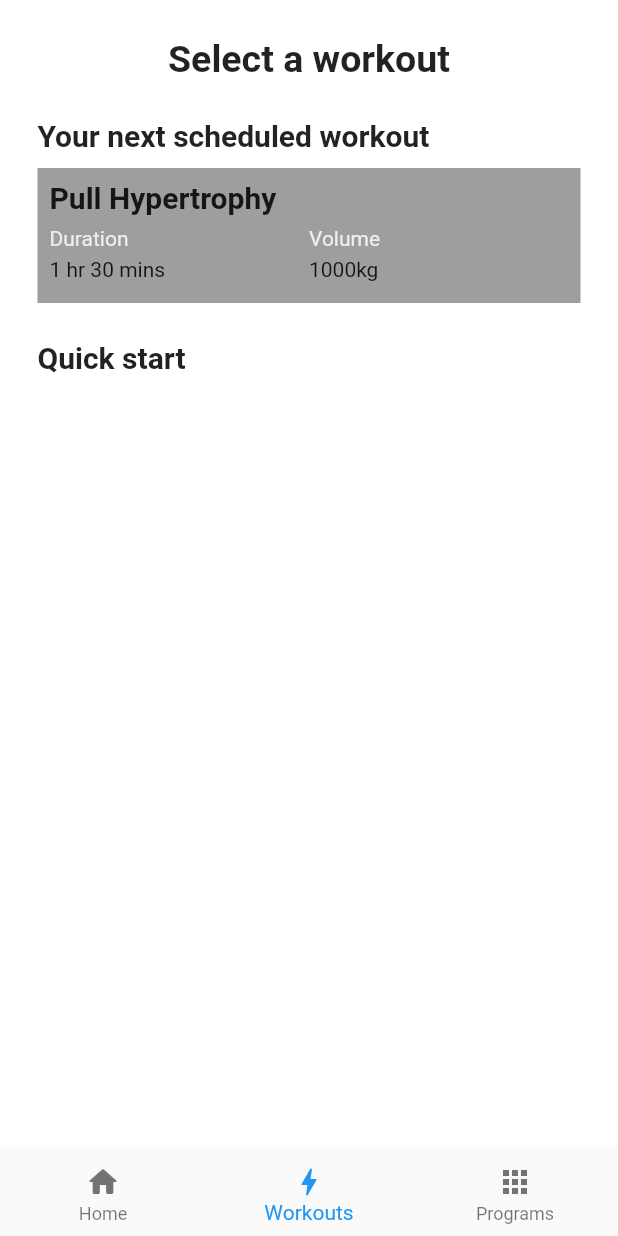
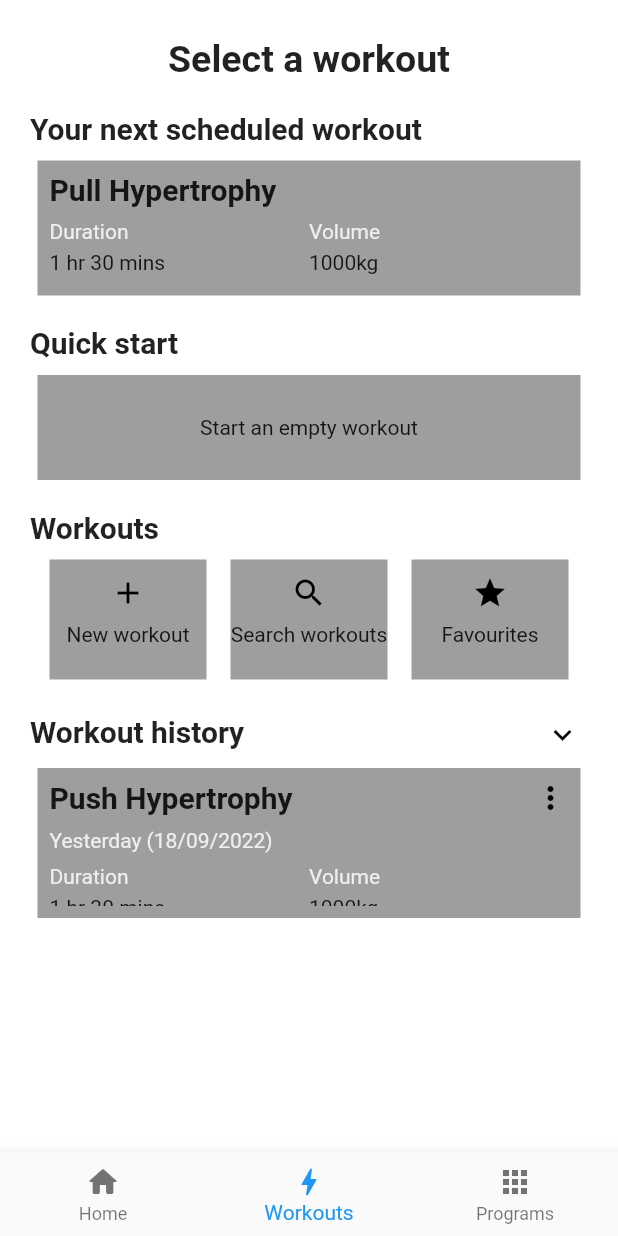
Before and after one commit to TomTomDam/workout-log, a Flutter app: the screen it shows after launch, item 2 of the bottom bar chosen, on a phone screen of 412 x 824 dp. Run offline on Flutter 3.47's test engine with Material 2 defaults, Android fonts, the phone set to English and light mode, and no system bars.

Commit message:
Added more sections to Select a workout page

```diff
--- a/lib/screens/Dashboard.dart
+++ b/lib/screens/Dashboard.dart
@@ -1,6 +1,6 @@
 import 'package:flutter/material.dart';
 import './settings/settings.dart';
-import '../header.dart';
+import '../widgets/header.dart';
 import 'onboarding_page1.dart';
 import 'onboarding_page2.dart';
 import 'onboarding_page3.dart';
--- a/lib/main.dart
+++ b/lib/screens/main.dart
@@ -1,6 +1,6 @@
 import 'package:flutter/material.dart';
 import 'package:workout_log/screens/dashboard.dart';
-import 'nav_bar.dart';
+import '../widgets/nav_bar.dart';
 
 void main() {
   runApp(const MyApp());
--- a/lib/screens/onboarding_page3.dart
+++ b/lib/screens/onboarding_page3.dart
@@ -1,7 +1,6 @@
 import 'package:flutter/material.dart';
-import 'package:workout_log/main.dart';
-
-import '../filter_list.dart';
+import 'package:workout_log/screens/main.dart';
+import '../widgets/filter_list.dart';
 
 class OnboardingPage3 extends StatefulWidget {
   const OnboardingPage3({Key? key}) : super(key: key);
--- a/lib/screens/select_workout.dart
+++ b/lib/screens/select_workout.dart
@@ -1,7 +1,8 @@
 import 'package:flutter/material.dart';
-import '../sub_header.dart';
-import '../header.dart';
-import '../nav_bar.dart';
+import 'package:flutter/rendering.dart';
+import '../widgets/sub_header.dart';
+import '../widgets/header.dart';
+import '../widgets/nav_bar.dart';
 
 class SelectWorkout extends StatefulWidget {
   const SelectWorkout({Key? key}) : super(key: key);
@@ -70,7 +71,134 @@ class _SelectWorkoutState extends State<SelectWorkout> {
                   )),
             ),
             const SubHeader(title: "Quick start"),
+            Padding(
+              padding: containerPadding,
+              child: Container(
+                width: width - padding,
+                height: 70,
+                padding: const EdgeInsets.all(8.0),
+                decoration: const BoxDecoration(
+                  color: Colors.grey,
+                ),
+                child: const Align(
+                    alignment: Alignment.center,
+                    child: Text("Start an empty workout")),
+              ),
+            ),
+            const SubHeader(title: "Workouts"),
+            Padding(
+              padding:
+                  const EdgeInsets.only(top: 10, left: padding, right: padding),
+              child: Row(children: const [
+                GridButton(text: "New workout", icon: Icons.add),
+                GridButton(text: "Search workouts", icon: Icons.search),
+                GridButton(text: "Favourites", icon: Icons.star),
+              ]),
+            ),
+            Row(
+              mainAxisAlignment: MainAxisAlignment.spaceBetween,
+              children: const [
+                SubHeader(title: "Workout history"),
+                Padding(
+                  padding: EdgeInsets.only(
+                      top: padding, left: padding, right: padding),
+                  child: Icon(Icons.keyboard_arrow_down, color: Colors.black),
+                )
+              ],
+            ),
+            Padding(
+              padding: containerPadding,
+              child: Container(
+                width: width - padding,
+                height: 100,
+                padding: const EdgeInsets.all(8.0),
+                decoration: const BoxDecoration(
+                  color: Colors.grey,
+                ),
+                child: Column(
+                    mainAxisAlignment: MainAxisAlignment.start,
+                    crossAxisAlignment: CrossAxisAlignment.start,
+                    children: [
+                      Row(
+                        mainAxisAlignment: MainAxisAlignment.spaceBetween,
+                        children: [
+                          Text("Push Hypertrophy",
+                              style: TextStyle(
+                                  fontWeight: FontWeight.bold,
+                                  fontSize: Theme.of(context)
+                                      .textTheme
+                                      .headline2
+                                      ?.fontSize)),
+                          const Icon(Icons.more_vert, color: Colors.black)
+                        ],
+                      ),
+                      Padding(
+                        padding: const EdgeInsets.only(top: 8.0),
+                        child: Text(
+                          "Yesterday (18/09/2022)",
+                          style: TextStyle(color: Colors.grey.shade200),
+                        ),
+                      ),
+                      Expanded(
+                        child: GridView.count(
+                          primary: false,
+                          padding: const EdgeInsets.symmetric(vertical: 8.0),
+                          crossAxisSpacing: 0,
+                          mainAxisSpacing: 0,
+                          crossAxisCount: 2,
+                          childAspectRatio: (1 / .12),
+                          children: <Widget>[
+                            Text("Duration",
+                                style: TextStyle(color: Colors.grey.shade200)),
+                            Text("Volume",
+                                style: TextStyle(color: Colors.grey.shade200)),
+                            const Text("1 hr 30 mins"),
+                            const Text("1000kg")
+                          ],
+                        ),
+                      )
+                    ]),
+              ),
+            )
           ]),
         )));
   }
 }
+
+class GridButton extends StatelessWidget {
+  const GridButton({Key? key, required this.text, required this.icon})
+      : super(key: key);
+  final String text;
+  final IconData icon;
+
+  @override
+  Widget build(BuildContext context) {
+    return Expanded(
+      flex: 2,
+      child: Padding(
+        padding: const EdgeInsets.symmetric(horizontal: 8.0),
+        child: Container(
+          padding: const EdgeInsets.only(top: 10),
+          alignment: Alignment.center,
+          height: 80,
+          decoration: const BoxDecoration(
+            color: Colors.grey,
+          ),
+          child: Column(children: [
+            Icon(
+              icon,
+              color: Colors.black,
+            ),
+            Padding(
+              padding: const EdgeInsets.only(top: 8.0),
+              child: Text(
+                text,
+                textAlign: TextAlign.center,
+              ),
+            )
+          ]),
+        ),
+      ),
+    );
+  }
+}
--- a/lib/screens/settings/Settings.dart
+++ b/lib/screens/settings/Settings.dart
@@ -1,5 +1,5 @@
 import 'package:flutter/material.dart';
-import 'package:workout_log/main.dart';
+import 'package:workout_log/screens/main.dart';
 
 class Settings extends StatelessWidget {
   const Settings({Key? key}) : super(key: key);
--- a/lib/nav_bar.dart
+++ b/lib/widgets/nav_bar.dart
@@ -1,7 +1,7 @@
 import 'package:flutter/material.dart';
-import '../main.dart';
-import 'screens/select_workout.dart';
-import 'screens/programs.dart';
+import '../screens/main.dart';
+import '../screens/select_workout.dart';
+import '../screens/programs.dart';
 
 class NavBar extends StatelessWidget {
   const NavBar({Key? key, required this.currentPage}) : super(key: key);
--- a/lib/sub_header.dart
+++ b/lib/widgets/sub_header.dart
@@ -6,7 +6,7 @@ class SubHeader extends StatelessWidget {
 
   @override
   Widget build(BuildContext context) {
-    const double padding = 25;
+    const double padding = 20;
     const EdgeInsets sectionPadding =
         EdgeInsets.only(top: padding, left: padding, right: padding);
 
```
Also changed, not shown: lib/widgets/border_box.dart (renamed from lib/border_box.dart), lib/widgets/filter_list.dart (renamed from lib/filter_list.dart), lib/widgets/header.dart (renamed from lib/header.dart), lib/widgets/section_box.dart (renamed from lib/section_box.dart), 1 other file.
